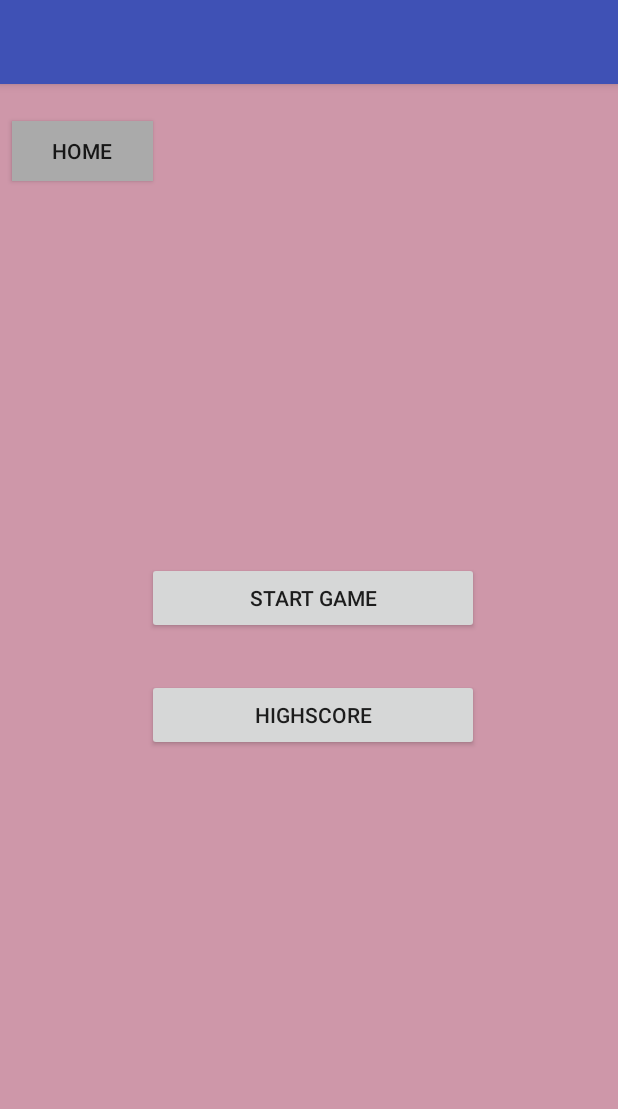
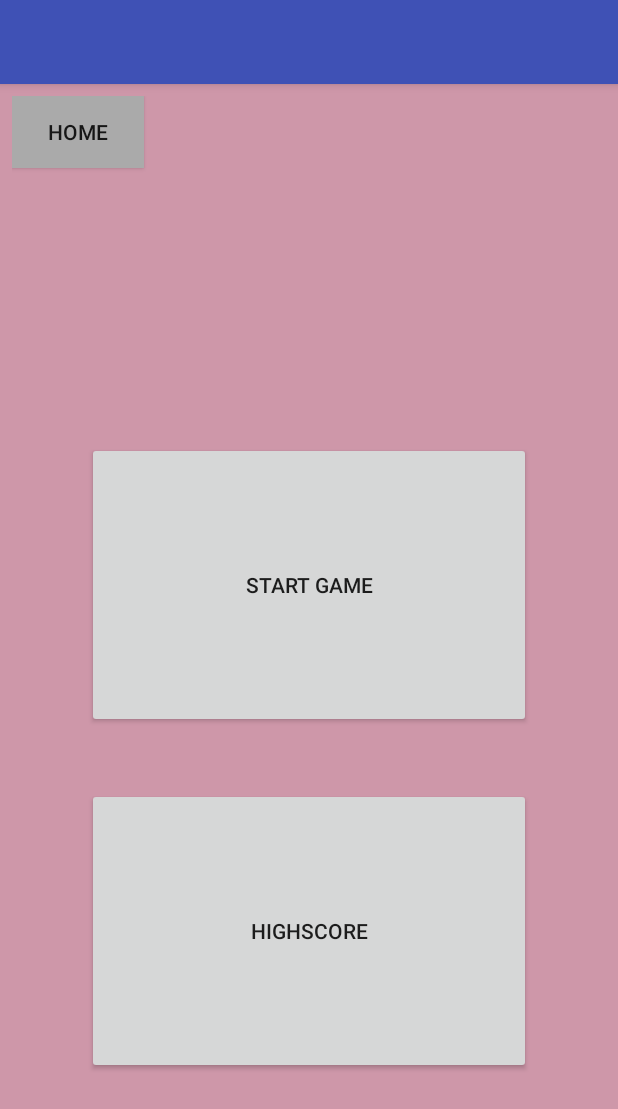
Before and after one commit to CarmenJiang/Bridge, an Android app: the LearningModeActivity screen opened directly, with no data from a screen before it, on a phone screen of 412 x 824 dp. Shown: the top 1109 px of the screen. Run offline under Robolectric (Android 15) with nearby library versions, the phone set to English and light mode, and no system bars.

Commit message:
adapted layout to screens

```diff
--- a/app/src/main/res/layout/content_learning_mode.xml
+++ b/app/src/main/res/layout/content_learning_mode.xml
@@ -10,26 +10,12 @@
     android:background="@color/background"
     >
 
-    <Button
-        android:id="@+id/buttonHome"
-        android:layout_width="94dp"
-        android:layout_height="40dp"
-        android:layout_marginBottom="8dp"
-        android:layout_marginEnd="8dp"
-        android:layout_marginStart="8dp"
-        android:background="@android:color/darker_gray"
-        android:text="@string/home"
-        app:layout_constraintBottom_toTopOf="@+id/linearLayout"
-        app:layout_constraintEnd_toEndOf="parent"
-        app:layout_constraintHorizontal_bias="0.0"
-        app:layout_constraintStart_toStartOf="parent"
-        app:layout_constraintTop_toTopOf="parent"
-        app:layout_constraintVertical_bias="0.129" />
+
 
     <LinearLayout
         android:id="@+id/linearLayout"
-        android:layout_width="316dp"
-        android:layout_height="288dp"
+        android:layout_width="match_parent"
+        android:layout_height="match_parent"
         android:layout_marginBottom="8dp"
         android:layout_marginEnd="8dp"
         android:layout_marginStart="8dp"
@@ -41,20 +27,33 @@
         app:layout_constraintTop_toTopOf="parent"
         app:layout_constraintVertical_bias="0.497">
 
+        <include
+            layout="@layout/homebar"
+            android:layout_width="match_parent"
+            android:layout_height="0dp"
+            android:layout_weight="1" />
+
         <Button
             android:id="@+id/startGame"
-            android:layout_width="221dp"
-            android:layout_height="wrap_content"
+            android:layout_width="match_parent"
+            android:layout_height="0dp"
+            android:layout_weight="1"
             android:layout_marginLeft="50dp"
-            android:layout_marginTop="80dp"
+            android:layout_marginRight="50dp"
+            android:layout_marginTop="40dp"
+            android:layout_marginBottom="20dp"
+
             android:text="@string/start_game" />
 
         <Button
-            android:layout_height="wrap_content"
             android:text="@string/highscore"
-            android:layout_width="221dp"
+            android:layout_width="match_parent"
+            android:layout_height="0dp"
+            android:layout_weight="1"
             android:layout_marginLeft="50dp"
-            android:layout_marginTop="30dp"
+            android:layout_marginRight="50dp"
+            android:layout_marginTop="20dp"
+            android:layout_marginBottom="100dp"
 
             />
 
```
Also changed, not shown: app/src/main/res/layout/content_learning_mode_question.xml (+25 -15 lines), app/src/main/res/layout/content_settings.xml (+22 -14 lines).
